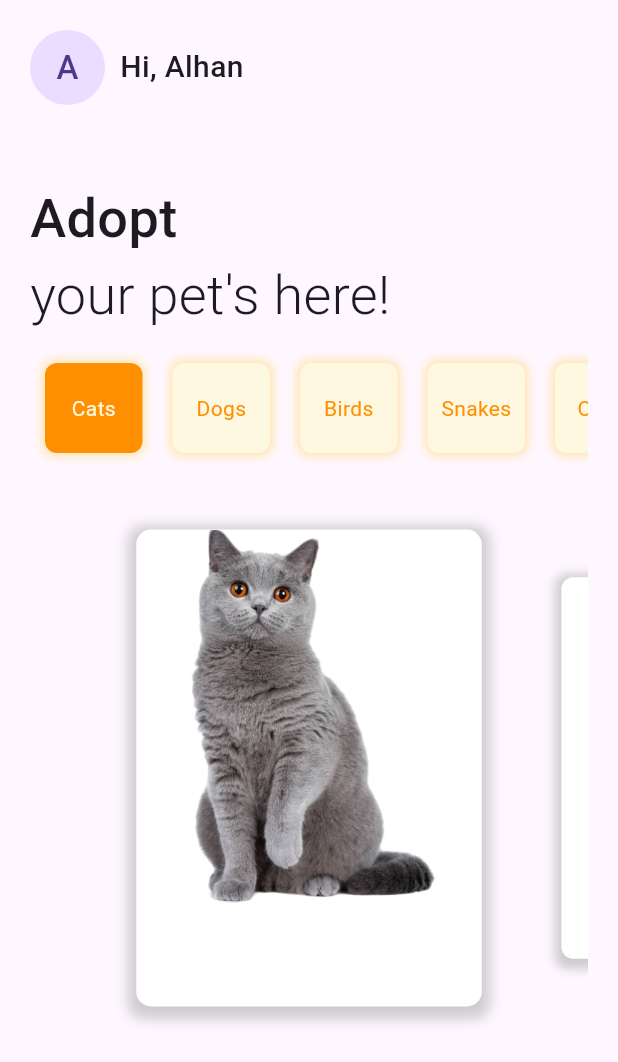
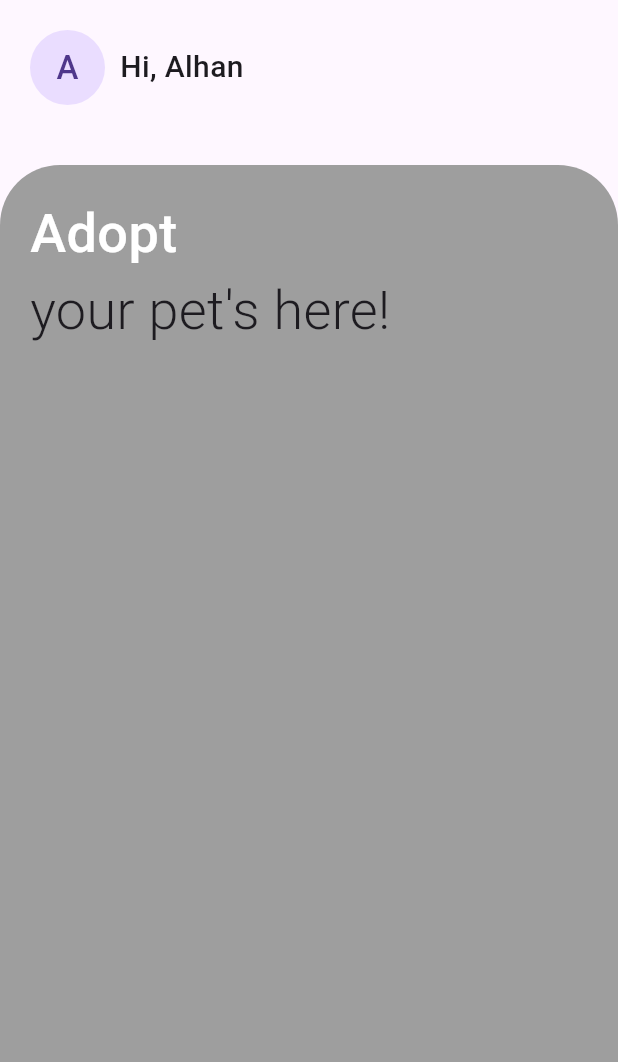
Before and after one commit to muhammed-suhaid/Petadopt, a Flutter app: the screen it shows after launch, on a phone screen of 412 x 824 dp. Shown: the top 1062 px of the screen. Run offline on Flutter 3.47's test engine with Material 3 defaults, Android fonts, the phone set to English and light mode, and no system bars.

Commit message:
Changed the home screen design a little bit and chenged the card design

```diff
--- a/lib/components/my_card.dart
+++ b/lib/components/my_card.dart
@@ -10,75 +10,113 @@ class MyCard extends StatefulWidget {
 }
 
 class _MyCardState extends State<MyCard> {
-  PageController pageController = PageController(viewportFraction: 0.7);
-  double _currentPage = 0.0;
-
-  @override
-  void initState() {
-    super.initState();
-    pageController.addListener(() {
-      setState(() {
-        _currentPage = pageController.page!;
-      });
-    });
-  }
-
-  @override
-  void dispose() {
-    pageController.dispose();
-    super.dispose();
-  }
-
   @override
   Widget build(BuildContext context) {
+    final size = MediaQuery.of(context).size;
     List<PetsModel> catList = cats;
-    return SizedBox(
-      height: 350,
-      child: PageView.builder(
-        controller: pageController,
-        itemCount: 3,
+    return Expanded(
+      child: ListView.builder(
+        itemCount: catList.length,
         itemBuilder: (context, index) {
           PetsModel cat = catList[index];
-          double scale = (_currentPage - index).abs() < 1
-              ? 1 - (_currentPage - index).abs() * 0.2
-              : 0.8;
-          return Transform.scale(
-            scale: scale,
-            child: Padding(
-              padding: const EdgeInsets.symmetric(vertical: 16),
-              child: InkWell(
-                splashColor: Colors.transparent,
-                onTap: () {},
-                child: Container(
-                  height: 350,
-                  width: 200,
-                  margin: const EdgeInsets.symmetric(horizontal: 15),
+          return Stack(
+            children: [
+              Container(
+                width: double.infinity,
+                height: size.width / 2 - 60,
+                margin: const EdgeInsets.symmetric(
+                  horizontal: 20,
+                  vertical: 40,
+                ),
                 decoration: BoxDecoration(
-                    borderRadius: BorderRadius.circular(10),
                   color: Colors.white,
-                    boxShadow: [
+                  borderRadius: BorderRadius.circular(20),
+                  boxShadow: const [
                     BoxShadow(
-                        color: Colors.grey.withOpacity(0.5),
-                        spreadRadius: 5,
-                        blurRadius: 7,
-                        offset: const Offset(0, 3),
+                      blurRadius: 30,
+                      color: Colors.grey,
+                      offset: Offset(0, 5),
                     ),
                   ],
                 ),
+                child: Row(
+                  children: [
+                    Expanded(
+                      child: Container(),
+                    ),
+                    Expanded(
+                      child: Container(
+                        padding: const EdgeInsets.all(16),
                         child: Column(
+                          crossAxisAlignment: CrossAxisAlignment.start,
+                          mainAxisAlignment: MainAxisAlignment.spaceAround,
                           children: [
-                      SizedBox(
-                        height: 250,
-                        child: Image.asset(
-                          cat.image,
-                          fit: BoxFit.fitHeight,
+                            Row(
+                              mainAxisAlignment: MainAxisAlignment.spaceBetween,
+                              children: [
+                                Expanded(
+                                  child: Text(
+                                    cat.name,
+                                    maxLines: 1,
+                                    style: const TextStyle(
+                                      fontWeight: FontWeight.bold,
+                                      fontSize: 22,
+                                    ),
+                                  ),
+                                ),
+                                Icon(
+                                  cat.sex.toLowerCase() == 'male'
+                                      ? Icons.male
+                                      : Icons.female,
+                                  color: Colors.grey,
+                                )
+                              ],
+                            ),
+                            Text(
+                              cat.breed,
+                              maxLines: 1,
+                              style: const TextStyle(
+                                fontWeight: FontWeight.w500,
+                                fontSize: 16,
+                              ),
+                            ),
+                            Text(
+                              "${cat.age} years old",
+                              style: const TextStyle(
+                                fontWeight: FontWeight.w500,
+                                fontSize: 12,
+                                color: Colors.grey,
                               ),
                             ),
                           ],
                         ),
                       ),
                     ),
+                  ],
                 ),
+              ),
+              Container(
+                width: size.width / 2 - 40,
+                height: size.width / 2 - 20,
+                margin: const EdgeInsets.all(20),
+                decoration: BoxDecoration(
+                  color: cat.color,
+                  borderRadius: BorderRadius.circular(20),
+                  boxShadow: const [
+                    BoxShadow(
+                      blurRadius: 30,
+                      color: Colors.grey,
+                      offset: Offset(0, 5),
+                    ),
+                  ],
+                ),
+              ),
+              SizedBox(
+                width: size.width / 2 + 20,
+                height: size.width / 2 + 20,
+                child: Image.asset(cat.image),
+              ),
+            ],
           );
         },
       ),
--- a/lib/components/my_title.dart
+++ b/lib/components/my_title.dart
@@ -13,6 +13,7 @@ class MyTitle extends StatelessWidget {
           style: TextStyle(
             fontSize: 36,
             fontWeight: FontWeight.w500,
+            color: Colors.white,
           ),
         ),
         Text(
--- a/lib/datas/pets_data.dart
+++ b/lib/datas/pets_data.dart
@@ -13,7 +13,7 @@ List category = [
 List<PetsModel> cats = [
   PetsModel(
     name: 'Mono LaMi',
-    breed: 'British Shorthair cats',
+    breed: 'British Shorthair',
     image: 'assets/images/cat3.png',
     age: "1",
     origin: "US",
--- a/lib/screens/home_screen.dart
+++ b/lib/screens/home_screen.dart
@@ -9,21 +9,41 @@ class HomeScreen extends StatelessWidget {
 
   @override
   Widget build(BuildContext context) {
-    return const Scaffold(
+    return Scaffold(
       body: SafeArea(
+        child: Column(
+          crossAxisAlignment: CrossAxisAlignment.start,
+          children: [
+            const Padding(
+              padding: EdgeInsets.all(20),
+              child: MyAppbar(),
+            ),
+            Expanded(
+              child: Container(
+                width: double.infinity,
+                clipBehavior: Clip.antiAliasWithSaveLayer,
+                margin: const EdgeInsets.only(top: 20),
+                decoration: const BoxDecoration(
+                  color: Colors.grey,
+                  borderRadius: BorderRadius.vertical(top: Radius.circular(40)),
+                ),
+                child: const SingleChildScrollView(
                   child: Padding(
                     padding: EdgeInsets.all(20),
                     child: Column(
                       crossAxisAlignment: CrossAxisAlignment.start,
                       children: [
-              MyAppbar(),
-              SizedBox(height: 50),
                         MyTitle(),
-              MyCategory(),
-              SizedBox(height: 15),
-              MyCard(),
+                        //MyCategory(),
+                        //   const SizedBox(height: 15),
+                        //   const MyCard(),
                       ],
                     ),
+                  ),
+                ),
+              ),
+            ),
+          ],
         ),
       ),
     );
```
Lines whose indentation alone changed are shown as unchanged.
